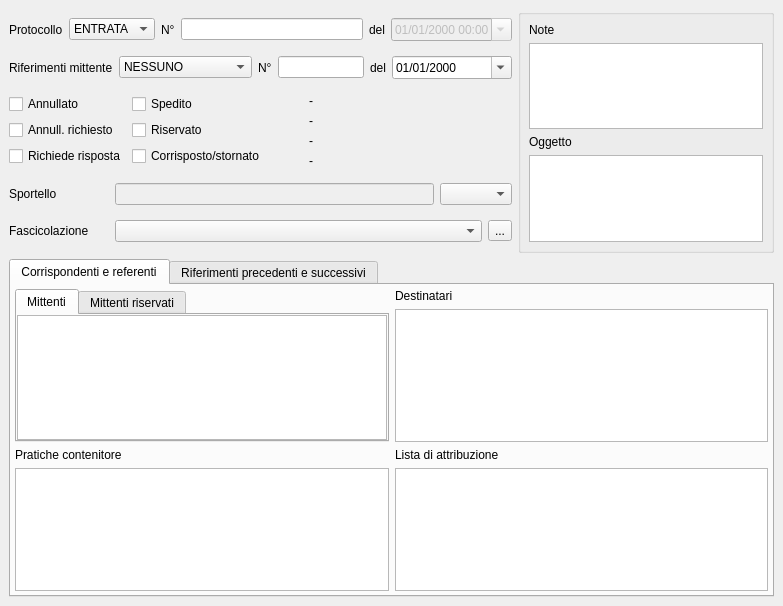
The window that src/com/axiastudio/suite/protocollo/forms/protocollo.ui (tizianolattisi/suitegda) describes before a commit, drawn with Qt 5.
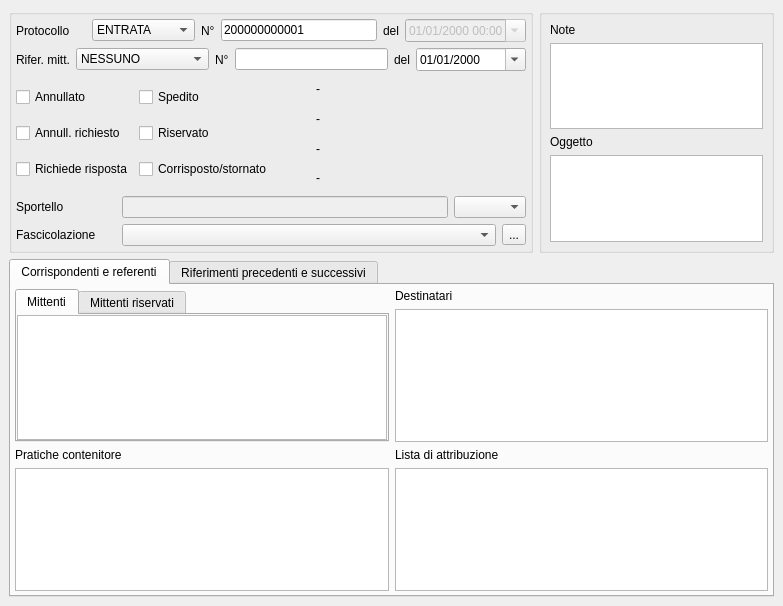
The same window after the commit. Custom widgets are drawn as their Qt base class.

Commit message: Sistemazione layout form protocollo.

Patch:
```diff
--- a/src/com/axiastudio/suite/protocollo/forms/protocollo.ui
+++ b/src/com/axiastudio/suite/protocollo/forms/protocollo.ui
@@ -19,11 +19,42 @@
   <widget class="QWidget" name="centralwidget">
    <layout class="QGridLayout" name="gridLayout_5">
     <item row="0" column="0">
-     <layout class="QGridLayout" name="gridLayout_3">
-      <item row="0" column="0" colspan="2">
+     <widget class="QGroupBox" name="groupBox">
+      <property name="minimumSize">
+       <size>
+        <width>524</width>
+        <height>244</height>
+       </size>
+      </property>
+      <property name="maximumSize">
+       <size>
+        <width>524</width>
+        <height>244</height>
+       </size>
+      </property>
+      <property name="title">
+       <string/>
+      </property>
+      <layout class="QVBoxLayout" name="verticalLayout_5">
+       <property name="margin">
+        <number>4</number>
+       </property>
+       <item>
        <layout class="QHBoxLayout" name="horizontalLayout">
         <item>
          <widget class="QLabel" name="label_10">
+           <property name="minimumSize">
+            <size>
+             <width>70</width>
+             <height>0</height>
+            </size>
+           </property>
+           <property name="maximumSize">
+            <size>
+             <width>70</width>
+             <height>16777215</height>
+            </size>
+           </property>
           <property name="text">
            <string>Protocollo</string>
           </property>
@@ -31,6 +62,18 @@
         </item>
         <item>
          <widget class="QComboBox" name="comboBox_tipo">
+           <property name="minimumSize">
+            <size>
+             <width>103</width>
+             <height>0</height>
+            </size>
+           </property>
+           <property name="maximumSize">
+            <size>
+             <width>103</width>
+             <height>16777215</height>
+            </size>
+           </property>
           <property name="column" stdset="0">
            <string>Tipo</string>
           </property>
@@ -69,6 +112,15 @@
           <property name="enabled">
            <bool>true</bool>
           </property>
+           <property name="minimumSize">
+            <size>
+             <width>110</width>
+             <height>0</height>
+            </size>
+           </property>
+           <property name="text">
+            <string>200000000001</string>
+           </property>
           <property name="column" stdset="0">
            <string>iddocumento</string>
           </property>
@@ -92,6 +144,12 @@
           <property name="enabled">
            <bool>false</bool>
           </property>
+           <property name="maximumSize">
+            <size>
+             <width>150</width>
+             <height>16777215</height>
+            </size>
+           </property>
           <property name="displayFormat">
            <string>dd/MM/yyyy HH:mm</string>
           </property>
@@ -108,12 +166,12 @@
         </item>
        </layout>
       </item>
-      <item row="1" column="0" colspan="2">
+       <item>
        <layout class="QHBoxLayout" name="horizontalLayout_2">
         <item>
          <widget class="QLabel" name="label_12">
           <property name="text">
-           <string>Riferimenti mittente</string>
+            <string>Rifer. mitt.</string>
           </property>
          </widget>
         </item>
@@ -158,6 +216,12 @@
         </item>
         <item>
          <widget class="QLineEdit" name="lineEdit_nrriferimentomittente">
+           <property name="minimumSize">
+            <size>
+             <width>80</width>
+             <height>0</height>
+            </size>
+           </property>
           <property name="column" stdset="0">
            <string>riferimentomittente</string>
           </property>
@@ -180,13 +244,13 @@
           </property>
           <property name="minimumSize">
            <size>
-            <width>120</width>
+             <width>110</width>
             <height>0</height>
            </size>
           </property>
           <property name="maximumSize">
            <size>
-            <width>120</width>
+             <width>110</width>
             <height>16777215</height>
            </size>
           </property>
@@ -203,21 +267,10 @@
         </item>
        </layout>
       </item>
-      <item row="2" column="0">
+       <item>
+        <layout class="QHBoxLayout" name="horizontalLayout_5">
+         <item>
        <layout class="QGridLayout" name="gridLayout">
-        <item row="0" column="0">
-         <widget class="QCheckBox" name="annullato">
-          <property name="enabled">
-           <bool>true</bool>
-          </property>
-          <property name="text">
-           <string>Annullato</string>
-          </property>
-          <property name="column" stdset="0">
-           <string>annullato</string>
-          </property>
-         </widget>
-        </item>
         <item row="0" column="1">
          <widget class="QCheckBox" name="spedito">
           <property name="text">
@@ -280,9 +333,22 @@
           </property>
          </widget>
         </item>
-       </layout>
-      </item>
-      <item row="2" column="1">
+           <item row="0" column="0">
+            <widget class="QCheckBox" name="annullato">
+             <property name="enabled">
+              <bool>true</bool>
+             </property>
+             <property name="text">
+              <string>Annullato</string>
+             </property>
+             <property name="column" stdset="0">
+              <string>annullato</string>
+             </property>
+            </widget>
+           </item>
+          </layout>
+         </item>
+         <item>
        <layout class="QGridLayout" name="gridLayout_2">
         <item row="0" column="0">
          <widget class="QLabel" name="labelSpedito">
@@ -390,7 +456,9 @@
         </item>
        </layout>
       </item>
-      <item row="3" column="0" colspan="2">
+        </layout>
+       </item>
+       <item>
        <layout class="QHBoxLayout" name="horizontalLayout_3">
         <item>
          <widget class="QLabel" name="label_11">
@@ -433,7 +501,7 @@
         </item>
        </layout>
       </item>
-      <item row="4" column="0" colspan="2">
+       <item>
        <layout class="QHBoxLayout" name="horizontalLayout_4">
         <item>
          <widget class="QLabel" name="label_9">
@@ -474,12 +542,13 @@
        </layout>
       </item>
      </layout>
+     </widget>
     </item>
     <item row="0" column="1">
      <widget class="QGroupBox" name="groupBox_2">
       <property name="minimumSize">
        <size>
-        <width>0</width>
+        <width>200</width>
         <height>244</height>
        </size>
       </property>
@@ -572,7 +641,7 @@
        <attribute name="title">
         <string>Corrispondenti e referenti</string>
        </attribute>
-       <layout class="QGridLayout" name="gridLayout_4">
+       <layout class="QGridLayout" name="gridLayout_4" rowstretch="0,0,0,0">
         <property name="margin">
          <number>4</number>
         </property>
```
Lines whose indentation alone changed are shown as unchanged.
